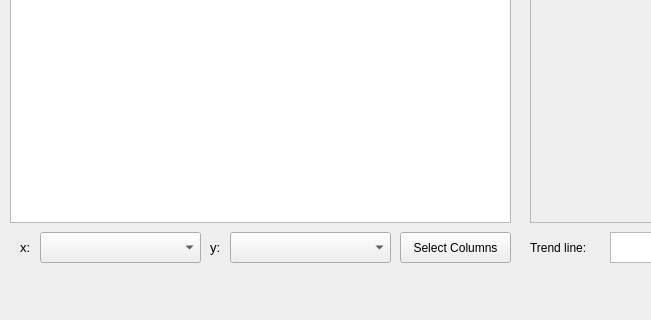
Before: the Qt Designer form tablewindow.ui in dzhi/school-regression-analysis, drawn with Qt 5; both pictures show x 0 to 651 and y 347 to 667 of the 1220 by 667 pixel window.
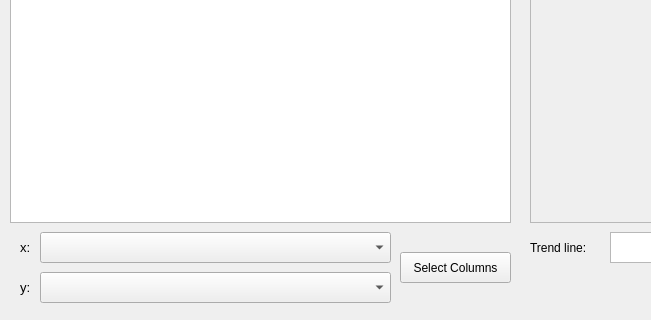
After: the same form once the commit is applied. Custom widgets are drawn as their Qt base class.

Commit message: Karthik: Rearranged column selection UI

Diff of the .ui file:
```diff
--- a/tablewindow.ui
+++ b/tablewindow.ui
@@ -29,7 +29,7 @@
      <rect>
       <x>40</x>
       <y>560</y>
-      <width>161</width>
+      <width>351</width>
       <height>31</height>
      </rect>
     </property>
@@ -38,7 +38,7 @@
     <property name="geometry">
      <rect>
       <x>400</x>
-      <y>560</y>
+      <y>580</y>
       <width>111</width>
       <height>31</height>
      </rect>
@@ -53,9 +53,9 @@
    <widget class="QComboBox" name="column2_comboBox">
     <property name="geometry">
      <rect>
-      <x>230</x>
-      <y>560</y>
-      <width>161</width>
+      <x>40</x>
+      <y>600</y>
+      <width>351</width>
       <height>31</height>
      </rect>
     </property>
@@ -136,8 +136,8 @@
    <widget class="QLabel" name="ylabel">
     <property name="geometry">
      <rect>
-      <x>210</x>
-      <y>560</y>
+      <x>20</x>
+      <y>600</y>
       <width>21</width>
       <height>31</height>
      </rect>
```
